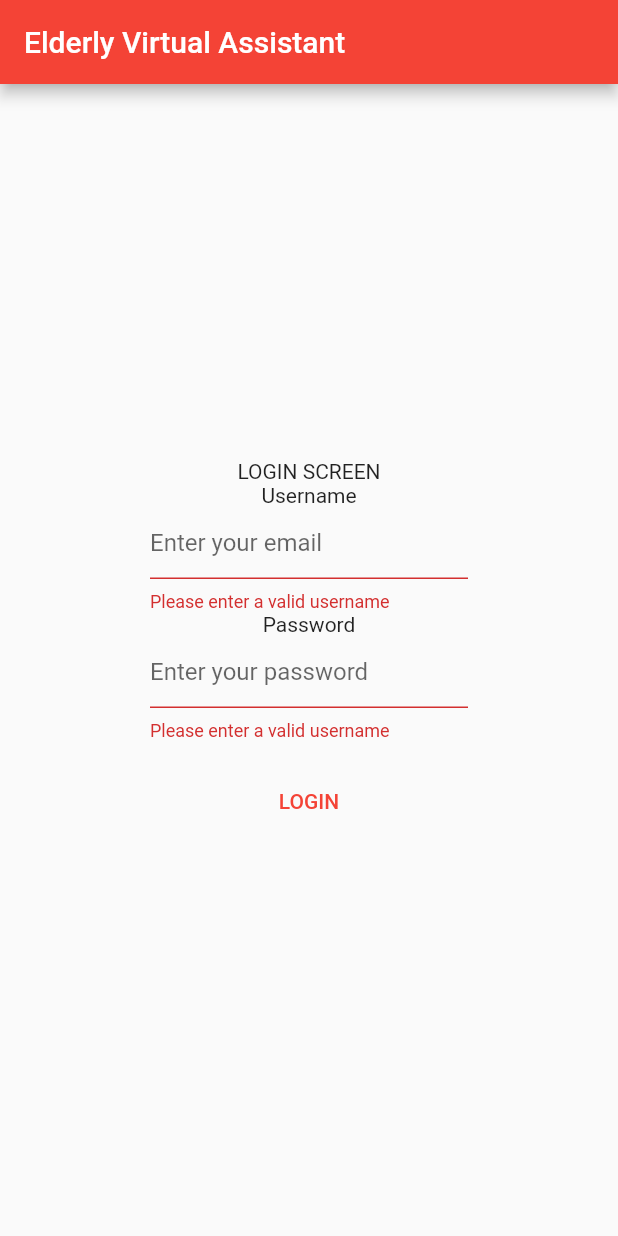
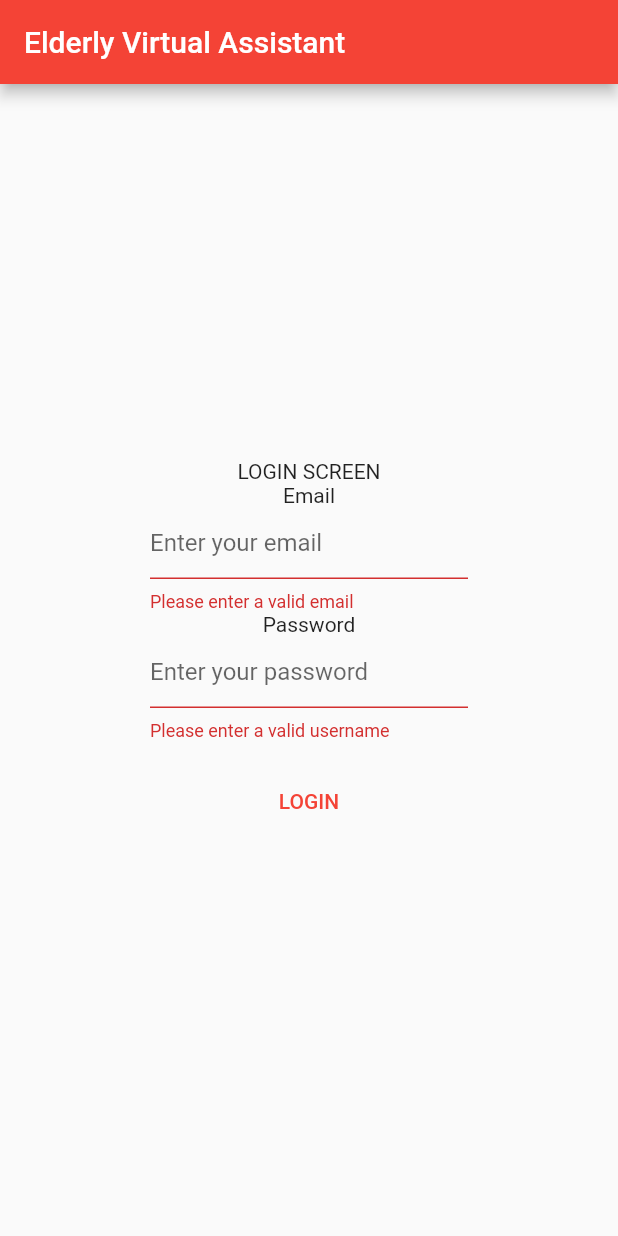
Before and after one commit to KroegerP/flutter-mobile-app, a Flutter app: the screen it shows after launch, after a tap on "LOGIN", on a phone screen of 412 x 824 dp. Run offline on Flutter 3.47's test engine with Material 2 defaults, Android fonts, the phone set to English and light mode, and no system bars; missing offline and left inert: dart:html; network calls fail.

```diff
--- a/eva/lib/screens/login.dart
+++ b/eva/lib/screens/login.dart
@@ -51,13 +51,15 @@ class _MyLoginScreenState extends State<LoginScreen> {
                     crossAxisAlignment: CrossAxisAlignment.center,
                     children: <Widget>[
                       const Text("LOGIN SCREEN"),
-                      const Text("Username"),
+                      const Text("Email"),
                       TextFormField(
                         decoration:
                             const InputDecoration(hintText: "Enter your email"),
                         validator: (String? value) {
-                          if (value == null || value.isEmpty) {
-                            return 'Please enter a valid username';
+                          if (value == null ||
+                              value.isEmpty ||
+                              !value.contains('@')) {
+                            return 'Please enter a valid email';
                           }
                           return null;
                         },
```
Also changed, not shown: eva/lib/screens/reports.dart (+52 -72 lines).
